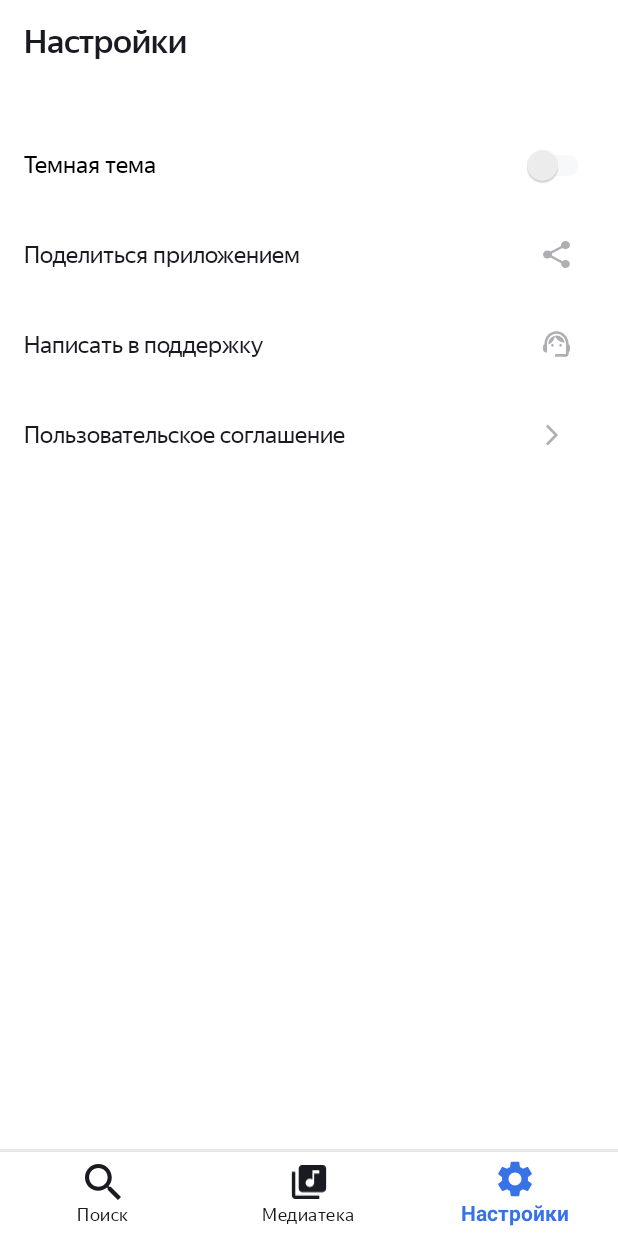
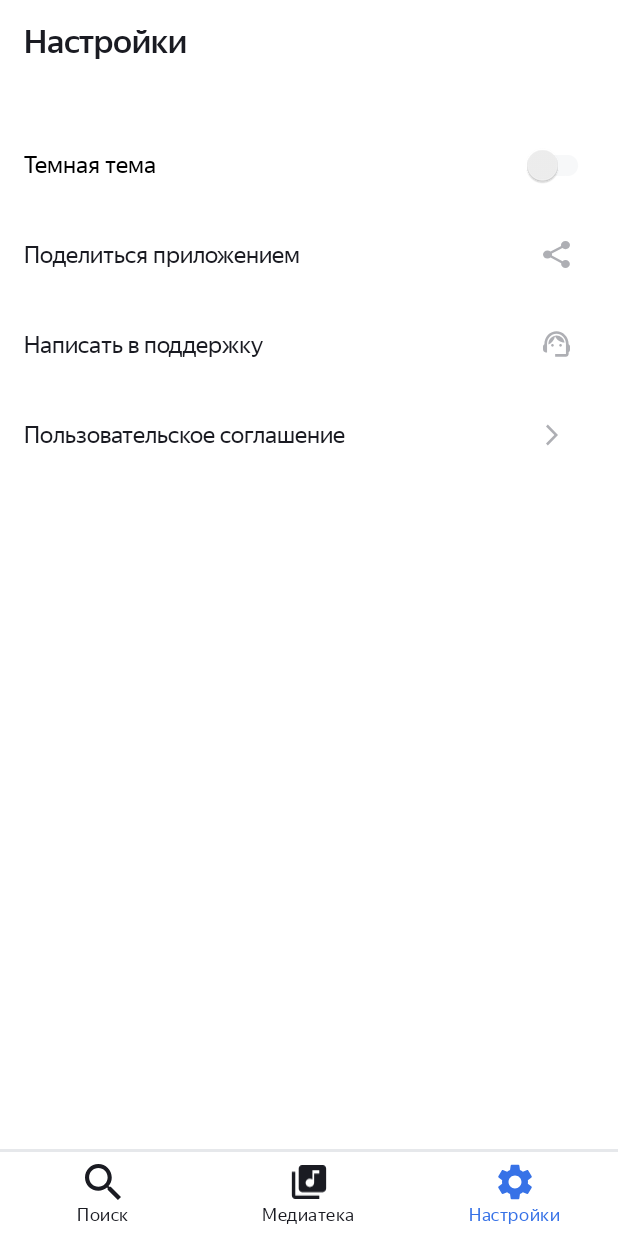
Before and after one commit to AleksandrRegulus/PlaylistMaker, an Android app: the screen it shows after launch (HostActivity), item 3 of the bottom bar chosen, on a phone screen of 412 x 824 dp. Run offline under Robolectric (Android 15) with nearby library versions, the phone set to English and light mode, and no system bars; our stand-ins replace navigation-ui.

Commit message:
спринт 19 домашка. попытка 2
Исправил ошибки верстки и поправил gradle
Так же исправил переключение темы

```diff
--- a/app/build.gradle
+++ b/app/build.gradle
@@ -43,8 +43,8 @@ dependencies {
     implementation 'androidx.core:core-ktx:1.12.0'
     implementation 'androidx.appcompat:appcompat:1.6.1'
     implementation 'com.google.android.material:material:1.10.0'
-    implementation("androidx.navigation:navigation-fragment-ktx:2.7.5")
-    implementation("androidx.navigation:navigation-ui-ktx:2.7.5")
+    implementation 'androidx.navigation:navigation-fragment-ktx:2.7.5'
+    implementation 'androidx.navigation:navigation-ui-ktx:2.7.5'
     implementation 'androidx.fragment:fragment-ktx:1.6.2'
     implementation 'androidx.viewpager2:viewpager2:1.0.0'
     implementation "io.insert-koin:koin-android:3.3.0"
--- a/app/src/main/java/com/example/playlistmaker/di/ViewModelModule.kt
+++ b/app/src/main/java/com/example/playlistmaker/di/ViewModelModule.kt
@@ -29,7 +29,7 @@ val viewModelModule = module {
     }
 
     viewModel {
-        SettingsViewModel(get(), get())
+        SettingsViewModel(get())
     }
 
     viewModel {
--- a/app/src/main/java/com/example/playlistmaker/ui/App.kt
+++ b/app/src/main/java/com/example/playlistmaker/ui/App.kt
@@ -11,7 +11,8 @@ import org.koin.core.context.startKoin
 
 class App : Application() {
 
-    private var darkTheme = false
+    var darkTheme = false
+    var isThemeSelected = false
 
     override fun onCreate() {
         super.onCreate()
--- a/app/src/main/java/com/example/playlistmaker/ui/main/activity/HostActivity.kt
+++ b/app/src/main/java/com/example/playlistmaker/ui/main/activity/HostActivity.kt
@@ -7,7 +7,6 @@ import androidx.navigation.ui.setupWithNavController
 import com.example.playlistmaker.R
 import com.example.playlistmaker.databinding.ActivityHostBinding
 import com.example.playlistmaker.ui.App
-import com.example.playlistmaker.ui.main.view_model.MainState
 import com.example.playlistmaker.ui.main.view_model.HostViewModel
 import com.google.android.material.bottomnavigation.BottomNavigationView
 import org.koin.androidx.viewmodel.ext.android.viewModel
@@ -29,14 +28,14 @@ class HostActivity : AppCompatActivity() {
         val bottomNavigationView = findViewById<BottomNavigationView>(R.id.bottomNavigationView)
         bottomNavigationView.setupWithNavController(navController)
 
-        viewModel.stateLiveData.observe(this) {
-            render(it)
+        viewModel.stateLiveData.observe(this) {isDarkTheme ->
+            val app = (applicationContext as App)
+            if (!app.isThemeSelected) {
+                app.switchTheme(isDarkTheme)
+                app.isThemeSelected = true
+            }
         }
-
     }
 
-    private fun render(state: MainState) {
-        (applicationContext as App).switchTheme(state.darkTheme)
-    }
 
 }
--- a/app/src/main/java/com/example/playlistmaker/ui/main/view_model/HostViewModel.kt
+++ b/app/src/main/java/com/example/playlistmaker/ui/main/view_model/HostViewModel.kt
@@ -9,11 +9,11 @@ class HostViewModel(
     private val getThemeUseCase: GetThemeUseCase
 ) : ViewModel() {
 
-    private val _stateLiveData = MutableLiveData<MainState>()
-    val stateLiveData: LiveData<MainState> = _stateLiveData
+    private val _stateLiveData = MutableLiveData<Boolean>()
+    val stateLiveData: LiveData<Boolean> = _stateLiveData
 
     init {
-        _stateLiveData.postValue(MainState(getThemeUseCase.execute()))
+        _stateLiveData.postValue(getThemeUseCase.execute())
     }
 
 }
--- a/app/src/main/java/com/example/playlistmaker/ui/settings/fragment/SettingsFragment.kt
+++ b/app/src/main/java/com/example/playlistmaker/ui/settings/fragment/SettingsFragment.kt
@@ -10,12 +10,11 @@ import android.view.ViewGroup
 import com.example.playlistmaker.ui.App
 import com.example.playlistmaker.R
 import com.example.playlistmaker.databinding.FragmentSettingsBinding
-import com.example.playlistmaker.ui.settings.view_model.SettingsState
 import com.example.playlistmaker.ui.settings.view_model.SettingsViewModel
 import com.example.playlistmaker.util.BindingFragment
 import org.koin.androidx.viewmodel.ext.android.viewModel
 
-class SettingsFragment: BindingFragment<FragmentSettingsBinding>() {
+class SettingsFragment : BindingFragment<FragmentSettingsBinding>() {
 
     private val viewModel: SettingsViewModel by viewModel()
 
@@ -52,7 +51,6 @@ class SettingsFragment: BindingFragment<FragmentSettingsBinding>() {
             }
         }
 
-
         binding.btnLicenseAgreement.setOnClickListener {
             Intent().apply {
                 action = Intent.ACTION_VIEW
@@ -61,21 +59,14 @@ class SettingsFragment: BindingFragment<FragmentSettingsBinding>() {
             }
         }
 
+        binding.switchNightMode.isChecked = (requireContext().applicationContext as App).darkTheme
+
         binding.switchNightMode.setOnCheckedChangeListener { switcher, checked ->
             viewModel.saveTheme(checked)
         }
 
         viewModel.stateLiveData.observe(viewLifecycleOwner) {
-            render(it)
+            (requireContext().applicationContext as App).switchTheme(it.darkTheme)
         }
-
     }
-
-    private fun render(state: SettingsState) {
-        if (binding.switchNightMode.isChecked != state.darkTheme)
-            binding.switchNightMode.isChecked = state.darkTheme
-        val app = (requireActivity().applicationContext as App)
-        app.switchTheme(state.darkTheme)
-    }
-
 }
--- a/app/src/main/java/com/example/playlistmaker/ui/settings/view_model/SettingsViewModel.kt
+++ b/app/src/main/java/com/example/playlistmaker/ui/settings/view_model/SettingsViewModel.kt
@@ -3,24 +3,18 @@ package com.example.playlistmaker.ui.settings.view_model
 import androidx.lifecycle.LiveData
 import androidx.lifecycle.MutableLiveData
 import androidx.lifecycle.ViewModel
-import com.example.playlistmaker.domain.settings.impl.GetThemeUseCase
 import com.example.playlistmaker.domain.settings.impl.SaveThemeUseCase
 
 class SettingsViewModel(
     private val saveThemeUseCase: SaveThemeUseCase,
-    private val getThemeUseCase: GetThemeUseCase,
 ) : ViewModel() {
 
     private val _stateLiveData = MutableLiveData<SettingsState>()
     val stateLiveData: LiveData<SettingsState> = _stateLiveData
 
-    init {
-        _stateLiveData.value = SettingsState(getThemeUseCase.execute())
-    }
-
     fun saveTheme(darkTheme: Boolean) {
         saveThemeUseCase.execute(darkTheme)
-        _stateLiveData.value = SettingsState(darkTheme)
+        _stateLiveData.postValue(SettingsState(darkTheme))
     }
 
 }
--- a/app/src/main/res/layout/activity_host.xml
+++ b/app/src/main/res/layout/activity_host.xml
@@ -35,7 +35,6 @@
         style="@style/BottomNavigationView"
         app:itemIconTint="@drawable/bottom_navigation_selector"
         app:itemTextColor="@drawable/bottom_navigation_selector"
-        app:itemTextAppearanceActive="@drawable/bottom_navigation_selector"
         app:layout_constraintBottom_toBottomOf="parent"
         app:layout_constraintEnd_toEndOf="parent"
         app:layout_constraintStart_toStartOf="parent"
--- a/app/src/main/res/layout/track_item.xml
+++ b/app/src/main/res/layout/track_item.xml
@@ -20,16 +20,17 @@
         android:layout_width="0dp"
         android:layout_height="wrap_content"
         android:layout_marginStart="8dp"
-        android:layout_marginTop="14dp"
         android:layout_marginEnd="8dp"
         android:ellipsize="end"
         android:fontFamily="@font/ys_display_regular"
         android:maxLines="1"
         android:textFontWeight="500"
         android:textSize="@dimen/text_size_middle"
+        app:layout_constraintVertical_chainStyle="packed"
         app:layout_constraintEnd_toStartOf="@id/arrowForward"
         app:layout_constraintStart_toEndOf="@id/poster"
         app:layout_constraintTop_toTopOf="parent"
+        app:layout_constraintBottom_toTopOf="@id/artistName"
         tools:text="Название трекаНазвание трекаНазвание трека" />
 
 
@@ -47,6 +48,7 @@
         app:layout_constraintEnd_toStartOf="@id/icDot"
         app:layout_constraintStart_toStartOf="@id/trackName"
         app:layout_constraintTop_toBottomOf="@id/trackName"
+        app:layout_constraintBottom_toBottomOf="parent"
         tools:text="The beatles" />
 
     <ImageView
--- a/app/src/main/res/values/styles.xml
+++ b/app/src/main/res/values/styles.xml
@@ -45,14 +45,20 @@
     </style>
 
     <style name="BottomNavigationView" parent="Widget.MaterialComponents.BottomNavigationView">
-        <item name="itemTextAppearanceInactive">@style/TextStyleBNV</item>
-        <item name="itemTextAppearanceActive">@style/TextStyleBNV</item>
+        <item name="itemTextAppearanceInactive">@style/TextStyleBNV.Inactive</item>
+        <item name="itemTextAppearanceActive">@style/TextStyleBNV.Active</item>
+        <item name="itemTextAppearanceActiveBoldEnabled">false</item>
         <item name="android:background">?attr/colorPrimary</item>
     </style>
 
-    <style name="TextStyleBNV" parent="TextAppearance.MaterialComponents.Caption">
+    <style name="TextStyleBNV.Inactive" parent="TextAppearance.MaterialComponents.Caption">
         <item name="android:textSize">@dimen/text_size_small</item>
-        <item name="textAllCaps">false</item>
+        <item name="fontFamily">@font/ys_display_regular</item>
+        <item name="android:textFontWeight">400</item>
+    </style>
+
+    <style name="TextStyleBNV.Active" parent="TextAppearance.MaterialComponents.Caption">
+        <item name="android:textSize">@dimen/text_size_small</item>
         <item name="fontFamily">@font/ys_display_regular</item>
         <item name="android:textFontWeight">400</item>
     </style>
```
